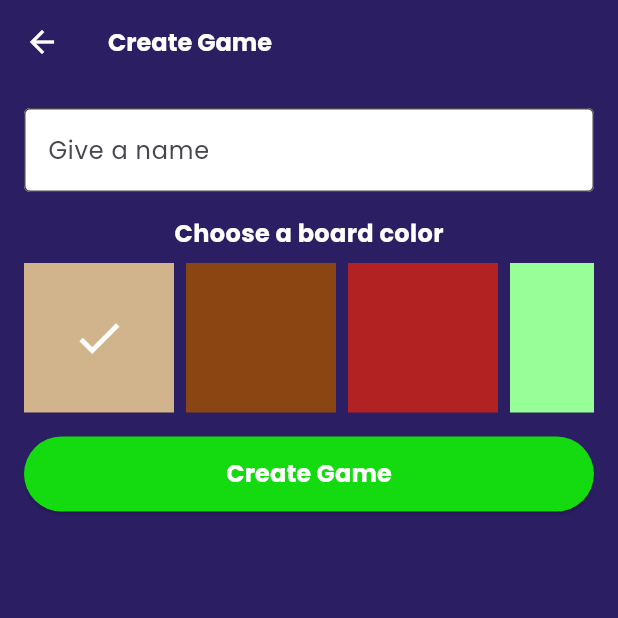
After one commit to hmtbasdas/tictactoe, a Flutter app: the CreateGameView screen opened directly, after a tap on the "check" icon, on a phone screen of 412 x 824 dp, the top half of it. The commit adds this screen. Run offline on Flutter 3.47's test engine with Material 3 defaults, Android fonts, the phone set to English and light mode, and no system bars; our stand-ins replace cloud_firestore, firebase_auth, firebase_core, flutter_mobx, flutter_secure_storage, mobx; accounts and stored records are empty; generated files the repository leaves out were written again.

Commit message:
crt gameview design, added game service

```diff
--- a/lib/core/constant/color/colors.dart
+++ b/lib/core/constant/color/colors.dart
@@ -8,3 +8,11 @@ const blackColor = Color(0xFF000000);
 const greenColor = Color(0xFF14DA10);
 
 const errorColor = Color(0xFFF10909);
+
+const boardColor1 = Color(0xFFD2B48C);
+const boardColor2 = Color(0xFF8B4513);
+const boardColor3 = Color(0xFFB22222);
+const boardColor4 = Color(0xFF98FF98);
+const boardColor5 = Color(0xFFA1CAF1);
+
+List<Color> gameBoardColorList = [boardColor1, boardColor2, boardColor3, boardColor4, boardColor5];
--- /dev/null
+++ b/lib/core/constant/enum/firebase_storage_col_enum.dart
@@ -0,0 +1,3 @@
+enum FSCollectionEnum {
+  Users
+}
--- a/lib/core/constant/navigation/navigation_constant.dart
+++ b/lib/core/constant/navigation/navigation_constant.dart
@@ -2,4 +2,5 @@ class NavigationConstant {
   static const splash = "/";
   static const login = "/login";
   static const home = "/home";
+  static const createGame = "/createGame";
 }
--- a/lib/core/init/navigation/navigation_route.dart
+++ b/lib/core/init/navigation/navigation_route.dart
@@ -2,6 +2,7 @@ import 'package:flutter/material.dart';
 import 'package:tictactoe/core/constant/navigation/navigation_constant.dart';
 import 'package:tictactoe/view/auth/login/view/login_view.dart';
 import 'package:tictactoe/view/auth/splash/view/splash_view.dart';
+import 'package:tictactoe/view/main/game/create_game/view/create_game_view.dart';
 import 'package:tictactoe/view/main/home/view/home.dart';
 
 class NavigationRoute {
@@ -17,6 +18,8 @@ class NavigationRoute {
         return normalNavigate(const LoginView(), NavigationConstant.login);
       case NavigationConstant.home:
         return normalNavigate(const HomeView(), NavigationConstant.home);
+      case NavigationConstant.createGame:
+        return normalNavigate(const CreateGameView(), NavigationConstant.createGame);
       default:
         return normalNavigate(const SplashView(), NavigationConstant.splash);
     }
--- a/lib/core/init/theme/app_theme.dart
+++ b/lib/core/init/theme/app_theme.dart
@@ -13,6 +13,7 @@ class AppTheme {
         hoverColor: Colors.transparent,
         appBarTheme: const AppBarTheme(
           iconTheme: IconThemeData(color: whiteColor),
+          backgroundColor: backgroundColor
         ),
       );
 }
--- a/lib/core/manager/manager_model.dart
+++ b/lib/core/manager/manager_model.dart
@@ -2,6 +2,7 @@ import 'package:cloud_firestore/cloud_firestore.dart';
 import 'package:firebase_auth/firebase_auth.dart';
 import 'package:flutter/material.dart';
 import 'package:mobx/mobx.dart';
+import 'package:tictactoe/core/constant/color/colors.dart';
 
 part 'manager_model.g.dart';
 
@@ -12,4 +13,6 @@ abstract class _ManagerModelBase with Store {
 
   final FirebaseAuth firebaseAuth = FirebaseAuth.instance;
   final FirebaseFirestore firestore = FirebaseFirestore.instance;
+
+  User? user;
 }
--- /dev/null
+++ b/lib/view/main/game/create_game/view-model/create_game_view_model.dart
@@ -0,0 +1,46 @@
+import 'package:flutter/material.dart';
+import 'package:mobx/mobx.dart';
+import 'package:tictactoe/core/base/model/base_model.dart';
+import 'package:tictactoe/core/constant/color/colors.dart';
+
+part 'create_game_view_model.g.dart';
+
+class CreateGameViewModel = _CreateGameViewModelBase with _$CreateGameViewModel;
+
+abstract class _CreateGameViewModelBase with Store, BaseModel {
+  TextEditingController gameNameTextEditingController = TextEditingController();
+
+  @observable
+  int selectedGameBoardColorIndex = 0;
+
+  @override
+  void setContext(BuildContext context) {
+    mContext = context;
+  }
+
+  @override
+  void init() {}
+
+  @override
+  double dynamicWidth(BuildContext context, double value) {
+    return MediaQuery.of(context).size.width * value;
+  }
+
+  @override
+  double dynamicHeight(BuildContext context, double value) {
+    return MediaQuery.of(context).size.height * value;
+  }
+
+  Future<void> createGame() async {}
+
+  void validation() async {
+    gameNameTextEditingController.text.isNotEmpty ?
+    await createGame() :
+    customSnackBar.showCustomSnackBar(errorColor, "Please give a name for game!");
+  }
+
+  @action
+  void changeGameBoardColor(int index) {
+    selectedGameBoardColorIndex = index;
+  }
+}
--- /dev/null
+++ b/lib/view/main/game/create_game/view/create_game_view.dart
@@ -0,0 +1,106 @@
+import 'package:flutter/cupertino.dart';
+import 'package:flutter/material.dart';
+import 'package:flutter_mobx/flutter_mobx.dart';
+import 'package:tictactoe/core/base/view/base_view.dart';
+import 'package:tictactoe/core/constant/color/colors.dart';
+import 'package:tictactoe/core/init/theme/app_theme.dart';
+import 'package:tictactoe/core/manager/manager.dart';
+import 'package:tictactoe/product/widget/default_padding.dart';
+import 'package:tictactoe/view/main/game/create_game/view-model/create_game_view_model.dart';
+
+class CreateGameView extends StatelessWidget {
+  const CreateGameView({super.key});
+
+  @override
+  Widget build(BuildContext context) {
+    return BaseView<CreateGameViewModel>(
+      viewModel: CreateGameViewModel(),
+      onModelReady: (model) async {
+        model.setContext(context);
+        model.init();
+      },
+      onPageBuilder: (BuildContext context, CreateGameViewModel viewModel) => buildView(context, viewModel),
+    );
+  }
+
+  Widget buildView(BuildContext context, CreateGameViewModel viewModel) {
+    return Scaffold(
+      appBar: AppBar(
+        title: Text(
+          "Create Game",
+          style: AppTheme().whiteBoldTS,
+        ),
+      ),
+      body: DefaultPadding(
+        top: 16,
+        child: SingleChildScrollView(
+          physics: const BouncingScrollPhysics(),
+          child: Column(
+            crossAxisAlignment: CrossAxisAlignment.center,
+            children: [
+              TextFormField(
+                controller: viewModel.gameNameTextEditingController,
+                decoration: const InputDecoration(
+                  border: OutlineInputBorder(),
+                  hintText: "Give a name",
+                  filled: true,
+                  fillColor: whiteColor,
+                ),
+              ),
+              const SizedBox(height: 16),
+              Text(
+                "Choose a board color",
+                style: AppTheme().whiteBoldTS,
+              ),
+              const SizedBox(height: 8),
+              SizedBox(
+                height: 100,
+                child: ListView.separated(
+                  itemCount: gameBoardColorList.length,
+                  scrollDirection: Axis.horizontal,
+                  itemBuilder: (context, index) {
+                    return Observer(
+                      builder: (context) {
+                        return GestureDetector(
+                          onTap: () => viewModel.changeGameBoardColor(index),
+                          child: Container(
+                            height: 100,
+                            width: 100,
+                            color: gameBoardColorList[index],
+                            child: viewModel.selectedGameBoardColorIndex == index ? const Center(
+                             child: Icon(
+                               Icons.check,
+                               color: whiteColor,
+                               size: 36,
+                             ),
+                            ) : const SizedBox.shrink(),
+                          ),
+                        );
+                      },
+                    );
+                  },
+                  separatorBuilder: (context, index) {
+                    return const SizedBox(width: 8);
+                  },
+                ),
+              ),
+              const SizedBox(height: 16),
+              ElevatedButton(
+                onPressed: viewModel.validation,
+                style: ElevatedButton.styleFrom(
+                  backgroundColor: greenColor,
+                  fixedSize: Size(viewModel.dynamicWidth(context, 1), 50),
+                ),
+                child: Text(
+                  "Create Game",
+                  maxLines: 1,
+                  style: AppTheme().whiteBoldTS.copyWith(fontSize: 16),
+                ),
+              )
+            ],
+          ),
+        ),
+      )
+    );
+  }
+}
--- /dev/null
+++ b/lib/view/main/game/service/igame_service.dart
@@ -0,0 +1,3 @@
+abstract class IGameService {
+  Future<dynamic> createGame();
+}
```
Also changed, not shown: lib/product/model/user_model.dart (added, +22 -0 lines), lib/view/auth/login/view-model/login_view_model.dart (+18 -4 lines), lib/view/auth/login/view/login_view.dart (+9 -4 lines), lib/view/auth/service/auth_service.dart (+33 -14 lines), lib/view/auth/service/iauth_service.dart (+3 -4 lines), lib/view/auth/splash/view-model/splash_view_model.dart (+13 -3 lines), lib/view/main/game/service/game_service.dart (added, +9 -0 lines), lib/view/main/home/view-model/home_view_model.dart (added, +45 -0 lines), lib/view/main/home/view/home.dart (+75 -6 lines), lib/view/auth/login/view-model/login_view_model.g.dart, lib/view/main/game/create_game/view-model/create_game_view_model.g.dart (added), lib/view/main/home/view-model/home_view_model.g.dart (added).
